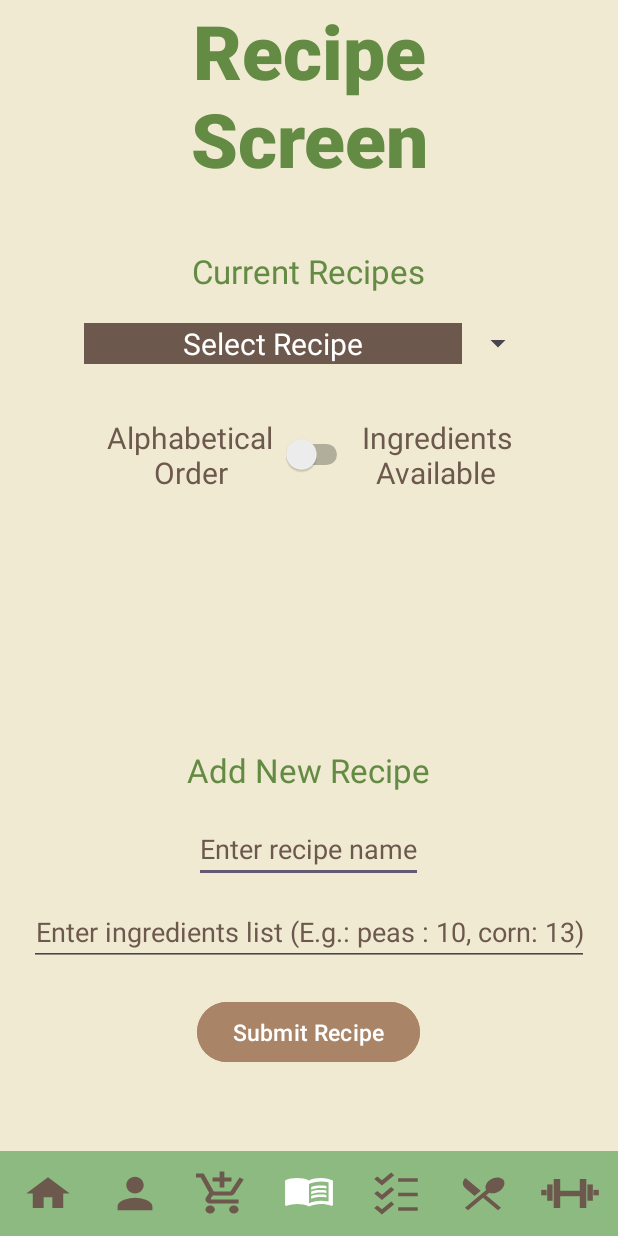
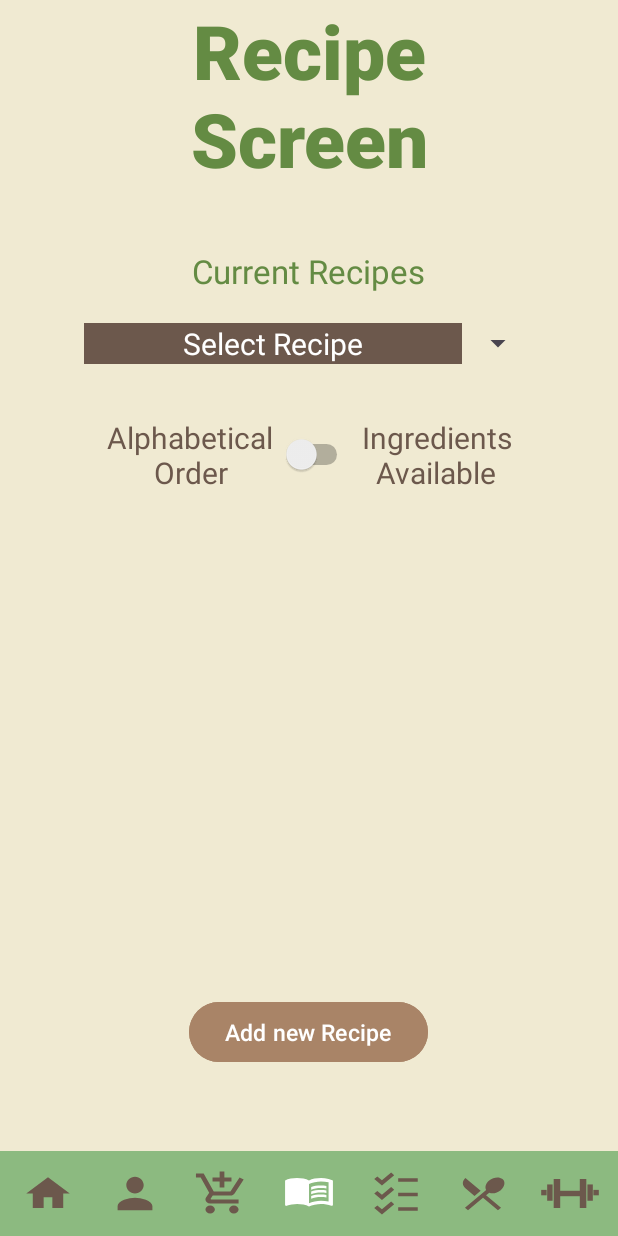
Before and after one commit to kailen-mccauley/CS2340A_Team24, an Android app: the RecipeActivity screen opened directly, with no data from a screen before it, on a phone screen of 412 x 824 dp. Run offline under Robolectric (Android 15) with nearby library versions, the phone set to English and light mode, and no system bars; our stand-ins replace Firebase (no records; nobody signed in at launch, a user with empty details on screens opened directly).

Commit message:
Creates popup screen for entering a new recipe. Handles firebase interactions and updating scrollable on recipe screen.

```diff
--- /dev/null
+++ b/GreenPlate/app/src/main/java/com/example/greenplate/observers/RecipeFormObserver.java
@@ -0,0 +1,5 @@
+package com.example.greenplate.observers;
+
+public interface RecipeFormObserver {
+    void updateRecipeScrollable();
+}
--- a/GreenPlate/app/src/main/java/com/example/greenplate/viewmodels/RecipeActivityViewModel.java
+++ b/GreenPlate/app/src/main/java/com/example/greenplate/viewmodels/RecipeActivityViewModel.java
@@ -1,5 +1,7 @@
 package com.example.greenplate.viewmodels;
 
+import com.example.greenplate.observers.FitnessActivityObserver;
+import com.example.greenplate.observers.RecipeFormObserver;
 import com.example.greenplate.sorters.RecipeAlphabeticalSorter;
 import com.example.greenplate.sorters.SortRecipe;
 import com.example.greenplate.models.Recipe;
@@ -29,6 +31,8 @@ public class RecipeActivityViewModel {
     private FirebaseAuth mAuth;
     private DatabaseReference mDatabase;
     private SortRecipe recipeSorter;
+    private ArrayList<RecipeFormObserver> observers = new ArrayList<>();
+
     private RecipeActivityViewModel() {
         // Initialize Firebase components
         mAuth = FirebaseAuth.getInstance();
@@ -93,6 +97,7 @@ public class RecipeActivityViewModel {
                                 "Recipe successfully stored."))
                         .addOnFailureListener(e -> Log.d("storeRecipe",
                                 "Failed to store recipe.", e));
+                notifyNewRecipeObservers();
             }
         } else {
             Log.d("storeRecipe", "No authenticated user found.");
@@ -122,4 +127,17 @@ public class RecipeActivityViewModel {
     public interface IngredientCheckListener {
         void onIngredientCheckResult(boolean hasIngredients);
     }
+    public void addObserver(RecipeFormObserver observer) {
+        observers.add(observer);
+    }
+
+    public void removeObserver(RecipeFormObserver observer) {
+        observers.remove(observer);
+    }
+
+    public void notifyNewRecipeObservers() {
+        for (RecipeFormObserver observer : observers) {
+            observer.updateRecipeScrollable();
+        }
+    }
 }
--- a/GreenPlate/app/src/main/java/com/example/greenplate/views/RecipeActivity.java
+++ b/GreenPlate/app/src/main/java/com/example/greenplate/views/RecipeActivity.java
@@ -23,6 +23,7 @@ import java.util.HashMap;
 
 import androidx.appcompat.app.AppCompatActivity;
 
+import com.example.greenplate.observers.RecipeFormObserver;
 import com.example.greenplate.utilites.InputFormatter;
 import com.example.greenplate.utilites.InputValidator;
 import com.example.greenplate.R;
@@ -32,7 +33,7 @@ import com.example.greenplate.viewmodels.RecipeActivityViewModel;
 
 import java.util.ArrayList;
 
-public class RecipeActivity extends AppCompatActivity {
+public class RecipeActivity extends AppCompatActivity implements RecipeFormObserver {
     private RecipeActivityViewModel viewModel;
     private EditText recipeNameEditText;
     private EditText ingredientListEditText;
@@ -110,10 +111,10 @@ public class RecipeActivity extends AppCompatActivity {
 
         sortSwitch = findViewById(R.id.sortingSwitch);
         recipesSpinner = findViewById(R.id.recipesSpinner);
-        recipeNameEditText = findViewById(R.id.recipeNameEditText);
-        ingredientListEditText = findViewById(R.id.recipeIngredientsEditText);
-        Button submitRecipe = findViewById(R.id.btn_submit_recipe);
+        Button popupButton = findViewById(R.id.btn_popup);
+
         viewModel = RecipeActivityViewModel.getInstance();
+        viewModel.addObserver(this);
         viewModel.getRecipeList(recipes -> {
             updateArrayListAndSpinners(recipes);
             sortBasedOnSwitch();
@@ -165,34 +166,19 @@ public class RecipeActivity extends AppCompatActivity {
             public void onNothingSelected(AdapterView<?> parent) {
             }
         });
-        submitRecipe.setOnClickListener(v -> {
-            String recipeName = ValueExtractor.extract(recipeNameEditText).toLowerCase();
-            String ingredientList = ValueExtractor.extract(ingredientListEditText);
-            if (!InputValidator.isValidInputWithSpacesBetween(recipeName)) {
-                Toast.makeText(RecipeActivity.this,
-                        "Please input a name for your recipe!", Toast.LENGTH_SHORT).show();
-                return;
-            }
-            if (!InputValidator.isValidInputWithSpacesBetween(ingredientList)) {
-                Toast.makeText(RecipeActivity.this, "Please input the ingredient list "
-                        + "for your recipe!", Toast.LENGTH_SHORT).show();
-                return;
-            }
-            HashMap<String, Integer> ingredientsMap = parseIngredientList(ingredientList);
-            if (ingredientsMap != null) {
-                recipeNameEditText.setText("");
-                ingredientListEditText.setText("");
-                Toast.makeText(RecipeActivity.this, "Recipe  " + recipeName
-                        + "  submitted successfully!", Toast.LENGTH_SHORT).show();
-                viewModel.storeRecipe(recipeName, ingredientsMap);
-                sortBasedOnSwitch();
-            }
+
+        popupButton.setOnClickListener(v -> {
+            showAddRecipePopup();
         });
         parentLayout.setOnTouchListener((v, event) -> {
             // Hide keyboard
             hideKeyboard();
             return false;
         });
+    }
+    private void showAddRecipePopup() {
+        RecipeFormPopupActivity dialog = new RecipeFormPopupActivity();
+        dialog.show(getSupportFragmentManager(), "RecipePopupDialogFragment");
     }
     private void hideKeyboard() {
         View view = this.getCurrentFocus();
@@ -231,5 +217,9 @@ public class RecipeActivity extends AppCompatActivity {
         }
         return ingredientsMap;
     }
+    @Override
+    public void updateRecipeScrollable() {
+        sortBasedOnSwitch();
+    }
 
 }
--- a/GreenPlate/app/src/main/res/layout/activity_recipe.xml
+++ b/GreenPlate/app/src/main/res/layout/activity_recipe.xml
@@ -112,42 +112,16 @@
         android:layout_above="@id/bottom_navigation"
         android:paddingBottom="15dp"
         android:gravity="center">
-        <TextView
-            android:id="@+id/newRecipeTextView"
-            android:layout_width="wrap_content"
-            android:layout_height="wrap_content"
-            android:paddingBottom="10dp"
-            android:text="Add New Recipe"
-            android:textAlignment="center"
-            android:textColor="@color/forestGreen"
-            android:textSize="22sp" />
-        <EditText
-            android:id="@+id/recipeNameEditText"
-            android:layout_width="wrap_content"
-            android:layout_height="wrap_content"
-            android:layout_marginTop="5dp"
-            android:hint="Enter recipe name"
-            android:textColorHint="@color/darkBrown"
-            android:textColor="@color/darkBrown"
-            android:textAlignment="center" />
-        <EditText
-            android:id="@+id/recipeIngredientsEditText"
-            android:layout_width="wrap_content"
-            android:layout_height="wrap_content"
-            android:layout_marginTop="10dp"
-            android:hint="Enter ingredients list (E.g.: peas : 10, corn: 13)"
-            android:textColorHint="@color/darkBrown"
-            android:textColor="@color/darkBrown"
-            android:textAlignment="center" />
+
         <Button
-            android:id="@+id/btn_submit_recipe"
+            android:id="@+id/btn_popup"
             android:layout_width="wrap_content"
             android:layout_height="wrap_content"
             android:layout_gravity="center"
             android:layout_marginTop="20dp"
             android:layout_marginHorizontal="5dp"
             android:backgroundTint="@color/brown"
-            android:text="Submit Recipe"
+            android:text="Add new Recipe"
             android:textSize="15sp"/>
     </LinearLayout>
 
```
Also changed, not shown: GreenPlate/app/src/main/java/com/example/greenplate/views/RecipeFormPopupActivity.java (added, +101 -0 lines), GreenPlate/app/src/main/res/layout/activity_recipe_form_popup.xml (added, +87 -0 lines).
